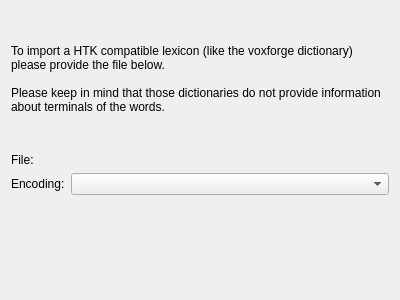
First picture: the form in simon/src/simonmodelmanagementui/ImportDict/importdictlexiconpage.ui, repository KDE/simon, before the edit.
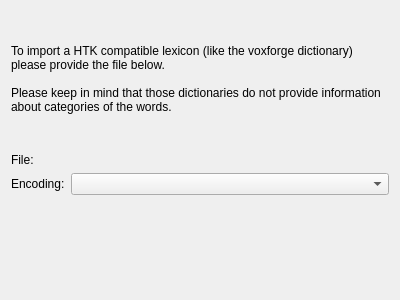
Second picture: the form after the edit. Custom widgets are drawn as their Qt base class.

Commit message: Deprecating "terminal" in favor of "category"

```diff
--- a/simon/src/simonmodelmanagementui/ImportDict/importdictlexiconpage.ui
+++ b/simon/src/simonmodelmanagementui/ImportDict/importdictlexiconpage.ui
@@ -19,7 +19,7 @@
      <property name="text">
       <string>To import a HTK compatible lexicon (like the voxforge dictionary) please provide the file below.
 
-Please keep in mind that those dictionaries do not provide information about terminals of the words.</string>
+Please keep in mind that those dictionaries do not provide information about categories of the words.</string>
      </property>
      <property name="wordWrap">
       <bool>true</bool>
```
The commit also changes 88 other files.
